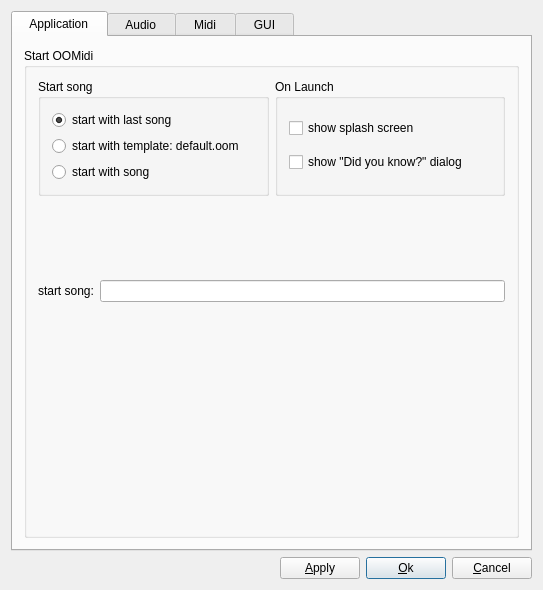
Qt form oom/widgets/gensetbase.ui (ccherrett/oom) before a commit.
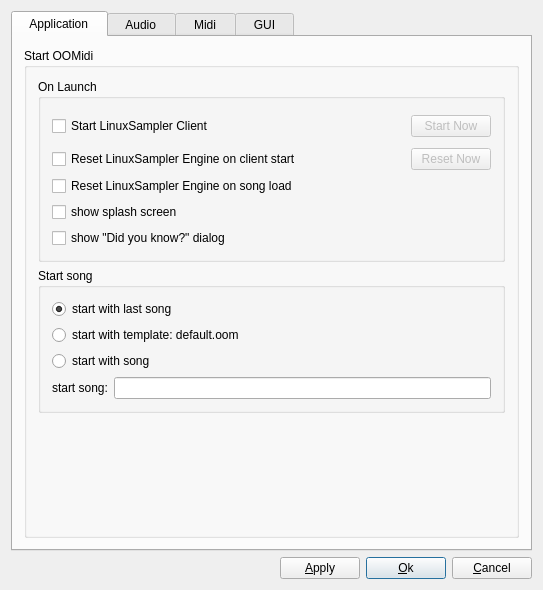
The same form after that commit.

Commit message: Made lsClient global object and added config options to start, New TrackManager class to perform the actuall add track functions

Patch:
```diff
--- a/oom/widgets/gensetbase.ui
+++ b/oom/widgets/gensetbase.ui
@@ -41,43 +41,10 @@
          <property name="title">
           <string>Start OOMidi</string>
          </property>
-         <layout class="QGridLayout">
-          <item row="0" column="0">
+         <layout class="QVBoxLayout" name="verticalLayout_4" stretch="0,0">
+          <item>
            <layout class="QGridLayout">
             <item row="1" column="0">
-             <spacer name="spacer7_2">
-              <property name="orientation">
-               <enum>Qt::Vertical</enum>
-              </property>
-              <property name="sizeType">
-               <enum>QSizePolicy::Expanding</enum>
-              </property>
-              <property name="sizeHint" stdset="0">
-               <size>
-                <width>20</width>
-                <height>51</height>
-               </size>
-              </property>
-             </spacer>
-            </item>
-            <item row="2" column="0" colspan="2">
-             <layout class="QHBoxLayout">
-              <item>
-               <widget class="QLabel" name="textLabel1_2">
-                <property name="text">
-                 <string>start song:</string>
-                </property>
-                <property name="wordWrap">
-                 <bool>false</bool>
-                </property>
-               </widget>
-              </item>
-              <item>
-               <widget class="QLineEdit" name="startSongEntry"/>
-              </item>
-             </layout>
-            </item>
-            <item row="0" column="0">
              <widget class="QGroupBox" name="startSongBox">
               <property name="title">
                <string>Start song</string>
@@ -116,15 +83,126 @@
                  </property>
                 </widget>
                </item>
+               <item>
+                <layout class="QHBoxLayout">
+                 <item>
+                  <widget class="QLabel" name="textLabel1_2">
+                   <property name="text">
+                    <string>start song:</string>
+                   </property>
+                   <property name="wordWrap">
+                    <bool>false</bool>
+                   </property>
+                  </widget>
+                 </item>
+                 <item>
+                  <widget class="QLineEdit" name="startSongEntry"/>
+                 </item>
+                </layout>
+               </item>
               </layout>
              </widget>
             </item>
-            <item row="0" column="1">
+            <item row="0" column="0">
              <widget class="QGroupBox" name="startUpBox">
               <property name="title">
                <string>On Launch</string>
               </property>
               <layout class="QVBoxLayout" name="verticalLayout_2">
+               <item>
+                <layout class="QHBoxLayout" name="horizontalLayout">
+                 <item>
+                  <widget class="QCheckBox" name="chkStartLSClient">
+                   <property name="text">
+                    <string>Start LinuxSampler Client</string>
+                   </property>
+                  </widget>
+                 </item>
+                 <item>
+                  <spacer name="horizontalSpacer">
+                   <property name="orientation">
+                    <enum>Qt::Horizontal</enum>
+                   </property>
+                   <property name="sizeHint" stdset="0">
+                    <size>
+                     <width>40</width>
+                     <height>20</height>
+                    </size>
+                   </property>
+                  </spacer>
+                 </item>
+                 <item>
+                  <widget class="QToolButton" name="btnLSStatus">
+                   <property name="text">
+                    <string/>
+                   </property>
+                   <property name="iconSize">
+                    <size>
+                     <width>25</width>
+                     <height>25</height>
+                    </size>
+                   </property>
+                   <property name="autoRaise">
+                    <bool>true</bool>
+                   </property>
+                  </widget>
+                 </item>
+                 <item>
+                  <widget class="QPushButton" name="btnStartLSClient">
+                   <property name="enabled">
+                    <bool>false</bool>
+                   </property>
+                   <property name="text">
+                    <string>Start Now</string>
+                   </property>
+                  </widget>
+                 </item>
+                </layout>
+               </item>
+               <item>
+                <layout class="QHBoxLayout" name="horizontalLayout_2">
+                 <property name="topMargin">
+                  <number>0</number>
+                 </property>
+                 <item>
+                  <widget class="QCheckBox" name="chkResetLSOnStartup">
+                   <property name="text">
+                    <string>Reset LinuxSampler Engine on client start</string>
+                   </property>
+                  </widget>
+                 </item>
+                 <item>
+                  <spacer name="horizontalSpacer_2">
+                   <property name="orientation">
+                    <enum>Qt::Horizontal</enum>
+                   </property>
+                   <property name="sizeHint" stdset="0">
+                    <size>
+                     <width>40</width>
+                     <height>20</height>
+                    </size>
+                   </property>
+                  </spacer>
+                 </item>
+                 <item>
+                  <widget class="QPushButton" name="btnResetLSNow">
+                   <property name="enabled">
+                    <bool>false</bool>
+                   </property>
+                   <property name="text">
+                    <string>Reset Now</string>
+                   </property>
+                  </widget>
+                 </item>
+                </layout>
+               </item>
+               <item>
+                <widget class="QCheckBox" name="chkResetLSOnSongLoad">
+                 <property name="text">
+                  <string>Reset LinuxSampler Engine on song load</string>
+                 </property>
+                </widget>
+               </item>
                <item>
                 <widget class="QCheckBox" name="showSplash">
                  <property name="text">
@@ -142,22 +220,9 @@
               </layout>
              </widget>
             </item>
-            <item row="1" column="1">
-             <spacer name="verticalSpacer">
-              <property name="orientation">
-               <enum>Qt::Vertical</enum>
-              </property>
-              <property name="sizeHint" stdset="0">
-               <size>
-                <width>20</width>
-                <height>40</height>
-               </size>
-              </property>
-             </spacer>
-            </item>
            </layout>
           </item>
-          <item row="1" column="0">
+          <item>
            <spacer name="verticalSpacer_4">
             <property name="orientation">
              <enum>Qt::Vertical</enum>
```
The commit also changes 19 other files.
